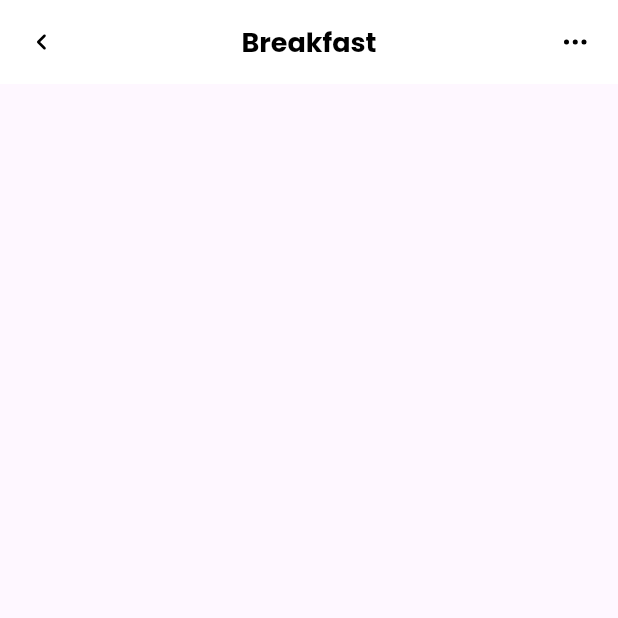
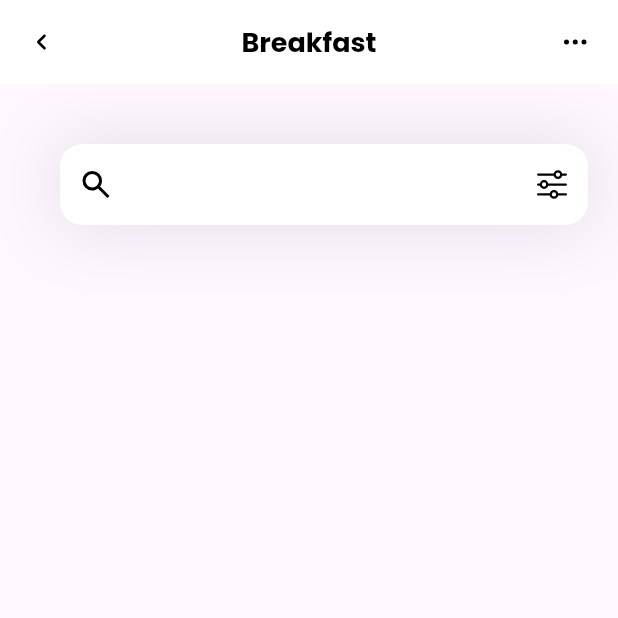
Before and after one commit to xdKeto/fitnessAppUI, a Flutter app: the screen it shows after launch, on a phone screen of 412 x 824 dp, the top half of it. Run offline on Flutter 3.47's test engine with Material 3 defaults, Android fonts, the phone set to English and light mode, and no system bars; our stand-ins replace flutter_svg.

Commit message:
app and search bar

```diff
--- a/lib/pages/home.dart
+++ b/lib/pages/home.dart
@@ -7,7 +7,48 @@ class HomePage extends StatelessWidget {
   @override
   Widget build(BuildContext context) {
     return Scaffold(
-      appBar: AppBar(
+      appBar: appbar(),
+      body: Column(
+        children: [
+          Container(
+            margin: EdgeInsets.only(top: 40, left: 40, right: 20),
+            decoration: BoxDecoration(
+              boxShadow: [
+                BoxShadow(
+                  color: Colors.black.withOpacity(0.11),
+                  blurRadius: 40,
+                  spreadRadius: 0.0
+                )
+              ]
+            ),
+            child: TextField(
+              decoration: InputDecoration(
+                filled: true,
+                fillColor: Colors.white,
+                contentPadding: EdgeInsets.all(15),
+                prefixIcon: Padding(
+                  padding: const EdgeInsets.all(12),
+                  child: SvgPicture.asset('assets/icons/search.svg'),
+                ),
+                suffixIcon: Padding(
+                    padding: const EdgeInsets.all(12),
+                    child: SvgPicture.asset('assets/icons/filter.svg'),
+                ),
+                border: OutlineInputBorder(
+                  borderRadius: BorderRadius.circular(15),
+                  borderSide: BorderSide.none
+                )
+              ),
+            ),
+          )
+        ],
+      ),
+    );
+  }
+}
+
+AppBar appbar(){
+  return AppBar(
         title: const Text(
           'Breakfast',
           style: TextStyle(
@@ -45,7 +86,5 @@ class HomePage extends StatelessWidget {
                 )),
           )
         ],
-      ),
-    );
-  }
+      );
 }
```
Also changed, not shown: assets/icons/filter.svg (added), assets/icons/search.svg (added).
